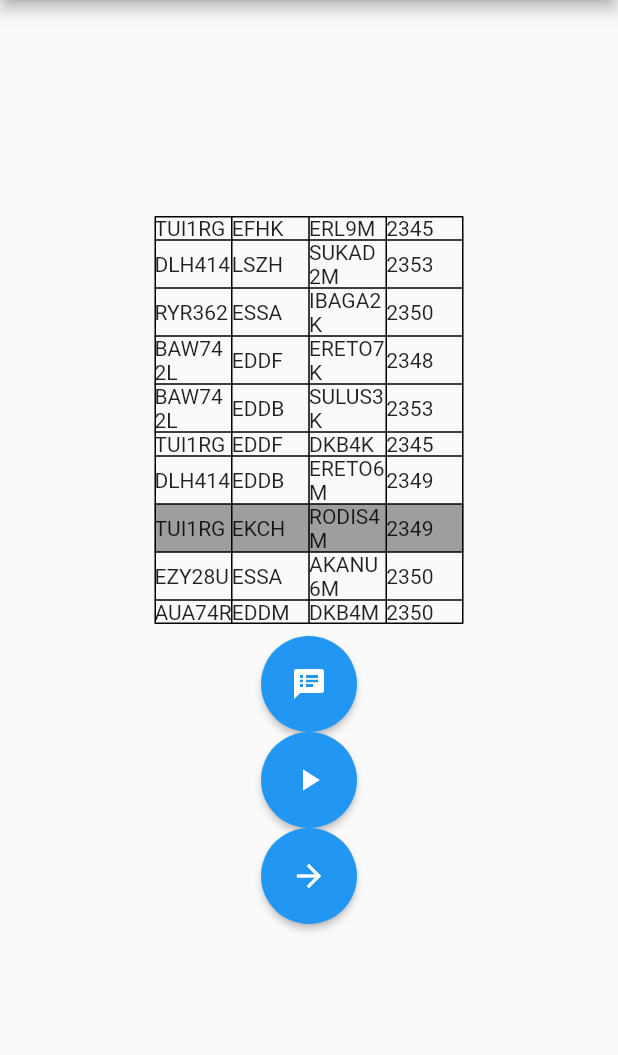
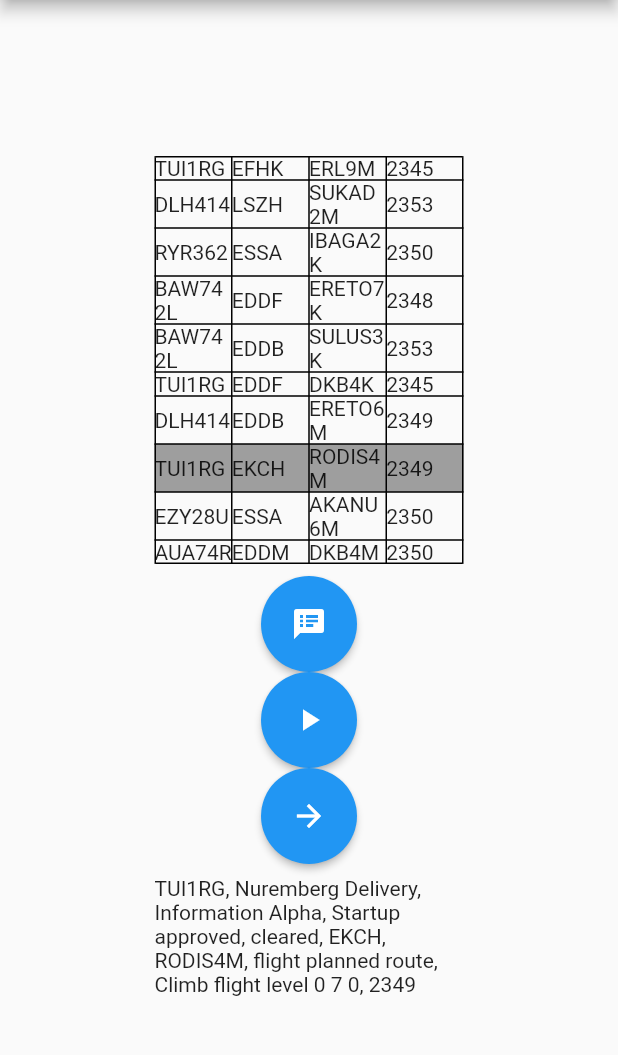
Before and after one commit to tigloo/delivery_trainer, a Flutter app: the screen it shows after launch, after a tap on the "play arrow" icon, on a phone screen of 412 x 824 dp, the part 84-1139 px from its top. Run offline on Flutter 3.47's test engine with Material 2 defaults, Android fonts, the light colour scheme and no system bars; our stand-ins replace bloc, equatable, flutter_bloc, flutter_tts.

Commit message:
Halfway working

```diff
--- a/lib/main.dart
+++ b/lib/main.dart
@@ -60,6 +60,7 @@
 
 class _MyHomePageState extends State<MyHomePage> {
   bool audioEnabled = true;
+  String currentClearanceText = '';
 
   void _toggleAudio() {
     setState(() {
@@ -77,8 +78,7 @@
       SpeakableString.airport(displayText: departure.destination),
       SpeakableString.route(displayText: departure.sid),
       SpeakableString.literal(displayText: 'flight planned route'),
-      SpeakableString.literal(
-          displayText: 'climb via sid flight level zero seven zero'),
+      SpeakableString.literal(displayText: 'Climb flight level 0 7 0'),
       SpeakableString.squawk(displayText: departure.squawk),
     ];
   }
@@ -101,6 +101,8 @@
       body: BlocBuilder<DepartureListBloc, DepartureListState>(
         builder: (context, depListState) {
           final departureListState = depListState as CurrentDepartureList;
+          return BlocBuilder<SpeechBloc, SpeechState>(
+            builder: (context, speechState) {
               return Row(
                 children: [
                   Expanded(
@@ -123,7 +125,8 @@
                                               departureListState.departures[
                                                   departureListState
                                                       .currentDeparture]
-                                      ? const BoxDecoration(color: Colors.grey)
+                                          ? const BoxDecoration(
+                                              color: Colors.grey)
                                           : null,
                                       children: [
                                         Text(departure.callsign),
@@ -157,15 +160,22 @@
                                     departureListState.departures[
                                         departureListState.currentDeparture]);
 
+                                currentClearanceText = speakable
+                                    .map((e) => e.displayText)
+                                    .toList()
+                                    .join(', ');
+
                                 BlocProvider.of<SpeechBloc>(context).initialize(
-                                speakable.map((e) => e.speechText).toList());
+                                    speakable
+                                        .map((e) => e.speechText)
+                                        .toList());
 
                                 if (audioEnabled) {
                                   BlocProvider.of<SpeechBloc>(context).start();
                                 }
                               },
-                          child:
-                              const Icon(Icons.play_arrow, color: Colors.white),
+                              child: const Icon(Icons.play_arrow,
+                                  color: Colors.white),
                               style: ElevatedButton.styleFrom(
                                 shape: const CircleBorder(),
                                 padding: const EdgeInsets.all(20),
@@ -184,6 +194,7 @@
                             ),
                           ],
                         ),
+                        Text(currentClearanceText),
                       ],
                     ),
                   ),
@@ -193,6 +204,8 @@
                 ],
               );
             },
+          );
+        },
       ),
     );
   }
```
Lines whose indentation alone changed are shown as unchanged.
